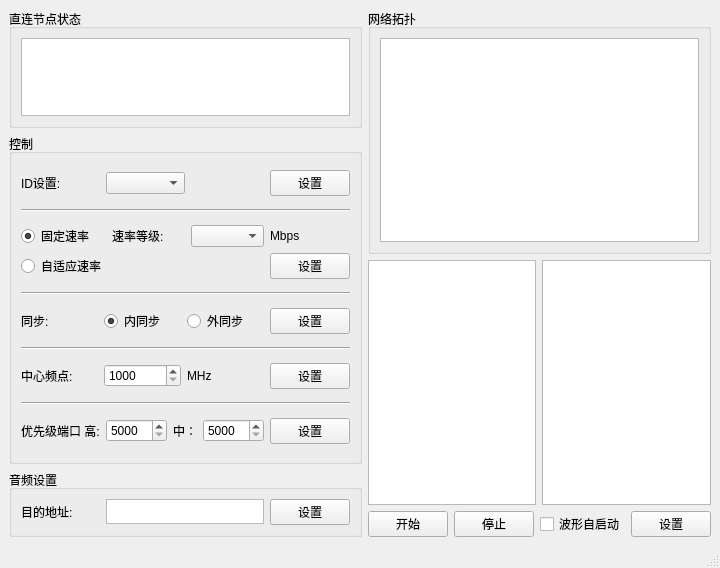
Above: mainWin.ui from Doun2017/pyQTwithUDP before the change. Below: the same form after it.
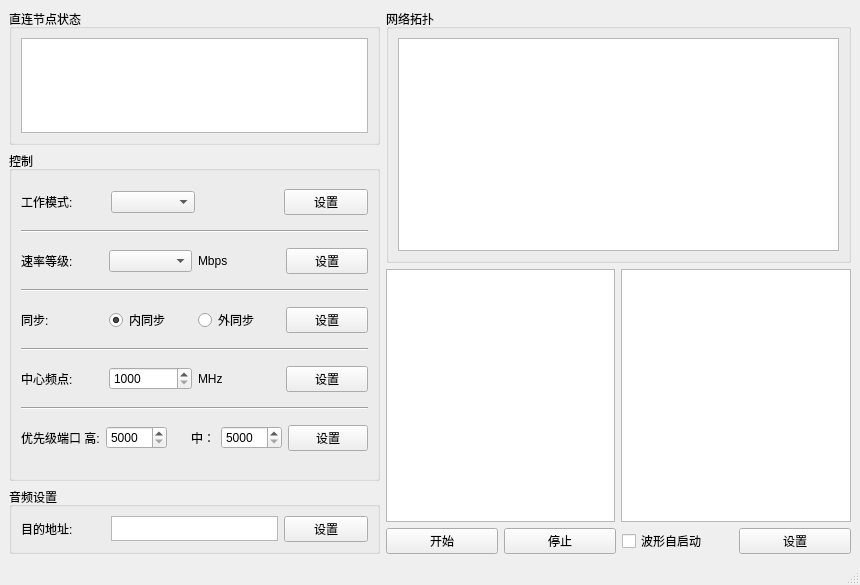
That is the form after the change.

```diff
--- a/mainWin.ui
+++ b/mainWin.ui
@@ -6,8 +6,8 @@
    <rect>
     <x>0</x>
     <y>0</y>
-    <width>514</width>
-    <height>568</height>
+    <width>860</width>
+    <height>585</height>
    </rect>
   </property>
   <property name="acceptDrops">
@@ -47,13 +47,13 @@
         <property name="title">
          <string>控制</string>
         </property>
-        <layout class="QVBoxLayout" name="verticalLayout" stretch="1,0,2,0,1,0,1,0,1">
+        <layout class="QVBoxLayout" name="verticalLayout">
          <item>
           <layout class="QHBoxLayout" name="horizontalLayout_7" stretch="1,1,1,1">
            <item>
             <widget class="QLabel" name="label_3">
              <property name="text">
-              <string>ID设置:</string>
+              <string>工作模式:</string>
              </property>
             </widget>
            </item>
@@ -90,66 +90,31 @@
           </widget>
          </item>
          <item>
-          <layout class="QGridLayout" name="gridLayout" columnstretch="1,1,1,1,0">
-           <item row="1" column="3" colspan="2">
-            <widget class="QPushButton" name="frequency_pushButton">
-             <property name="text">
-              <string>设置</string>
-             </property>
-            </widget>
-           </item>
-           <item row="0" column="0">
-            <widget class="QRadioButton" name="fixed_frequency_radioButton">
-             <property name="minimumSize">
-              <size>
-               <width>0</width>
-               <height>18</height>
-              </size>
-             </property>
-             <property name="text">
-              <string>固定速率</string>
-             </property>
-             <property name="checked">
-              <bool>true</bool>
-             </property>
-             <attribute name="buttonGroup">
-              <string notr="true">buttonGroup</string>
-             </attribute>
-            </widget>
-           </item>
-           <item row="1" column="0">
-            <widget class="QRadioButton" name="unfixed_frequency_radioButton">
-             <property name="minimumSize">
-              <size>
-               <width>0</width>
-               <height>18</height>
-              </size>
-             </property>
-             <property name="text">
-              <string>自适应速率</string>
-             </property>
-             <attribute name="buttonGroup">
-              <string notr="true">buttonGroup</string>
-             </attribute>
-            </widget>
-           </item>
-           <item row="0" column="1">
+          <layout class="QHBoxLayout" name="horizontalLayout_6">
+           <item>
             <widget class="QLabel" name="label">
              <property name="text">
               <string>速率等级:</string>
              </property>
             </widget>
            </item>
-           <item row="0" column="2">
+           <item>
             <widget class="QComboBox" name="frequency_comboBox"/>
            </item>
-           <item row="0" column="3" colspan="2">
+           <item>
             <widget class="QLabel" name="label_9">
              <property name="text">
               <string>Mbps</string>
              </property>
             </widget>
            </item>
+           <item>
+            <widget class="QPushButton" name="frequency_pushButton">
+             <property name="text">
+              <string>设置</string>
+             </property>
+            </widget>
+           </item>
           </layout>
          </item>
          <item>
```
Left out of the diff: 3 changed lines with no effect on the pictures.
